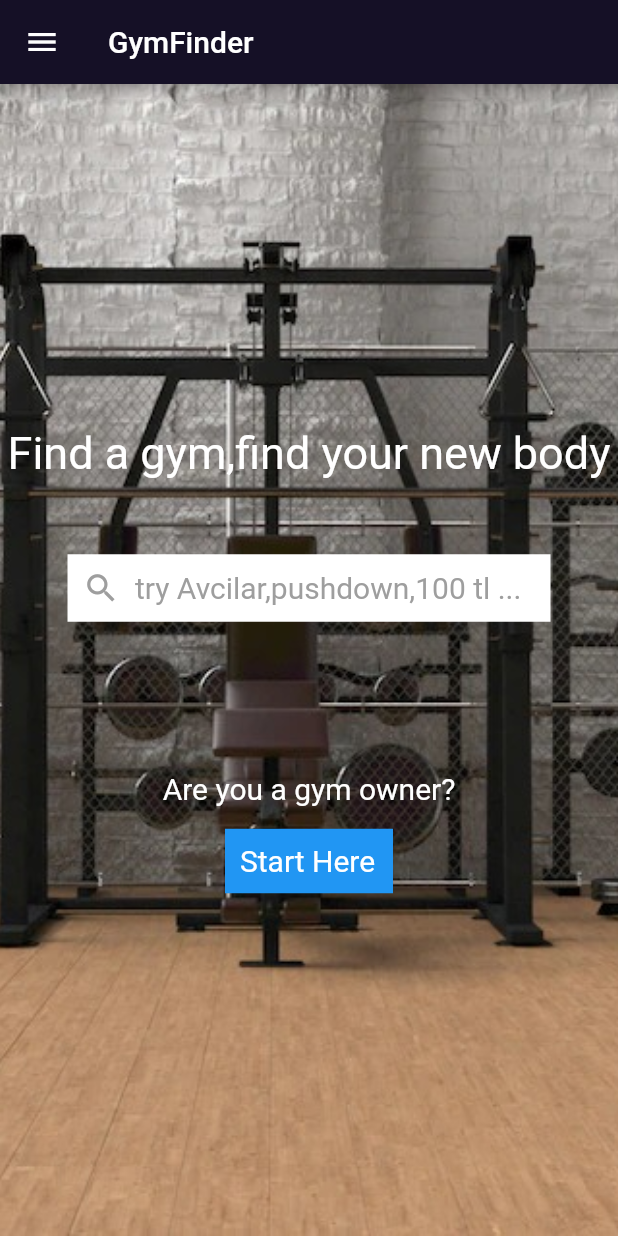
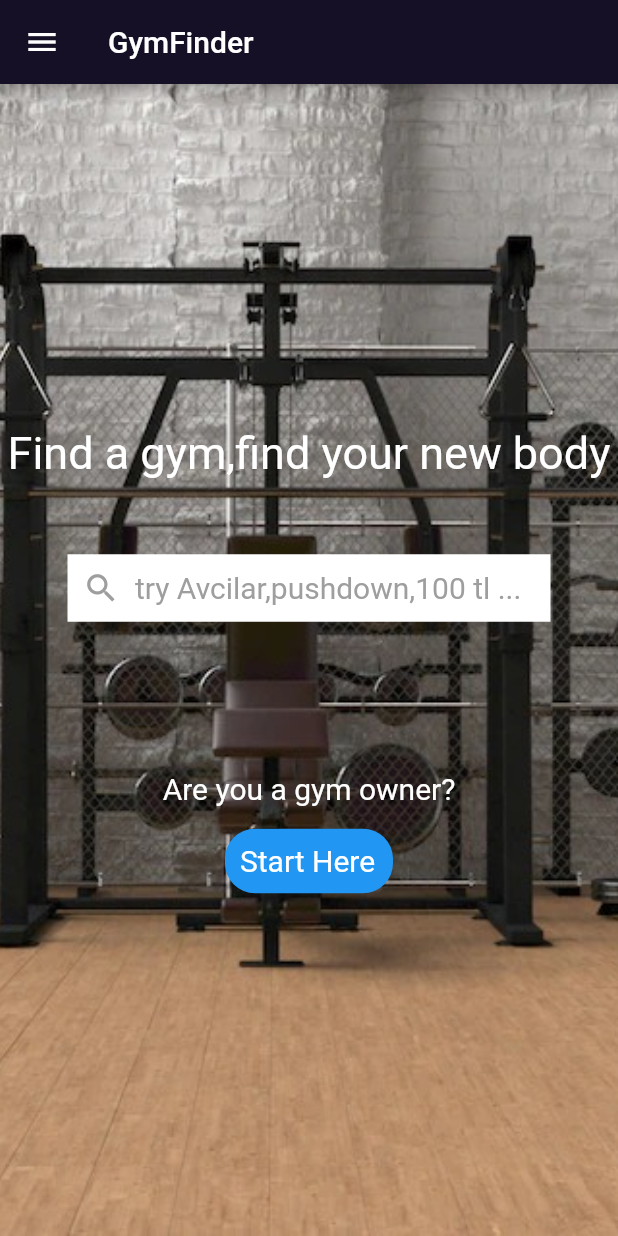
Before and after one commit to HiEdson/GymFinder, a Flutter app: the screen it shows after launch, on a phone screen of 412 x 824 dp. Run offline on Flutter 3.47's test engine with Material 2 defaults, Android fonts, the phone set to English and light mode, and no system bars; Roboto replaces fonts that are missing (DancingScript).

Commit message:
Landing Page

```diff
--- a/lib/main.dart
+++ b/lib/main.dart
@@ -113,7 +113,11 @@ class _MyHomePageState extends State<MyHomePage> {
             Container(
               margin: EdgeInsets.symmetric(horizontal: 150),
               padding: EdgeInsets.all(10.0),
-              color: Colors.blue,
+
+              decoration: BoxDecoration(
+                color: Colors.blue,
+                borderRadius: BorderRadius.all(Radius.circular(20)),
+              ),
               child: Row(
                 children: <Widget>[
 
```
